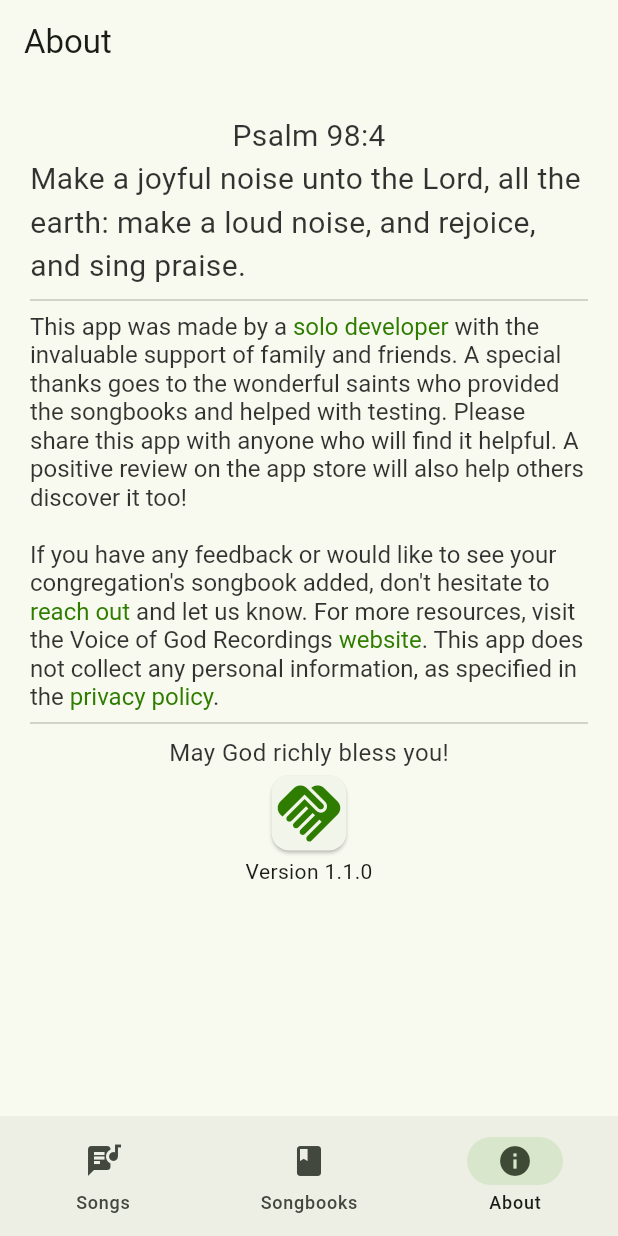
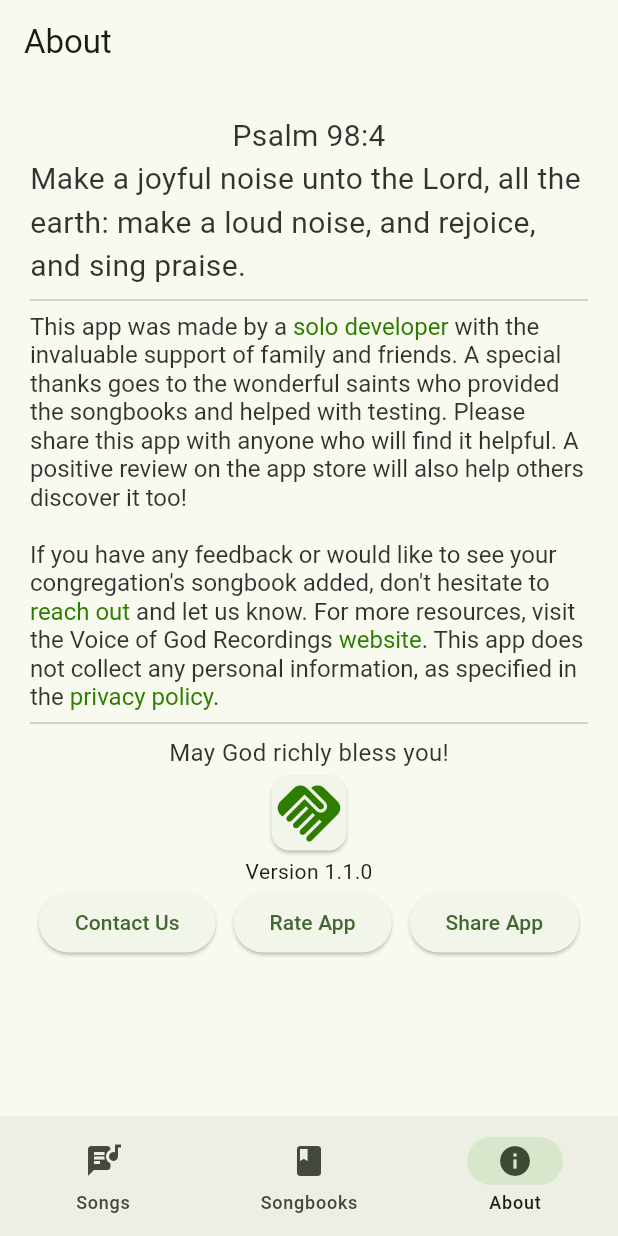
Before and after one commit to NgoniMujuru/believers_songbook, a Flutter app: the screen it shows after launch, item 3 of the bottom bar chosen, on a phone screen of 412 x 824 dp. Run offline on Flutter 3.47's test engine with Material 2 defaults, Android fonts, the phone set to English and light mode, and no system bars; our stand-ins replace csv, firebase_core, in_app_review, shared_preferences; missing offline and left inert: alphabet_scroll_view, fuzzywuzzy; accounts and stored records are empty.

Commit message:
feat: contact us + in app reviews

```diff
--- a/lib/about.dart
+++ b/lib/about.dart
@@ -4,9 +4,11 @@ import 'package:flutter/material.dart';
 import 'package:provider/provider.dart';
 import 'package:url_launcher/url_launcher_string.dart';
 import 'styles.dart';
+import 'package:in_app_review/in_app_review.dart';
 
 class AboutPage extends StatelessWidget {
-  const AboutPage({super.key});
+  AboutPage({super.key});
+  final InAppReview _inAppReview = InAppReview.instance;
 
   @override
   Widget build(BuildContext context) {
@@ -81,18 +83,7 @@ class AboutPage extends StatelessWidget {
                       TextSpan(
                         text: 'reach out',
                         style: Styles.link,
-                        recognizer: TapGestureRecognizer()
-                          ..onTap = () async {
-                            String emailUrl = "mailto:songbookforbelievers@gmail.com";
-                            if (await canLaunchUrlString(emailUrl)) {
-                              await launchUrlString(emailUrl);
-                            } else {
-                              createDialog(
-                                  context,
-                                  'Email App Could Not Be Opened Automatically',
-                                  'You can use the following email address: songbookforbelievers@gmail.com');
-                            }
-                          },
+                        recognizer: TapGestureRecognizer()..onTap = () async {},
                       ),
                       TextSpan(
                         text:
@@ -158,6 +149,35 @@ class AboutPage extends StatelessWidget {
                             Icon(Icons.handshake, color: Styles.themeColor, size: 50.0)),
                     const Text(
                       'Version 1.1.0',
+                    ),
+                    Row(
+                      mainAxisAlignment: MainAxisAlignment.spaceAround,
+                      children: [
+                        ElevatedButton(
+                          onPressed: () {
+                            contactUs(context);
+                          },
+                          child: const Text('Contact Us'),
+                        ),
+                        ElevatedButton(
+                          onPressed: () async {
+                            try {
+                              if (await _inAppReview.isAvailable()) {
+                                _inAppReview.requestReview();
+                              } else {
+                                manualReview(context);
+                              }
+                            } catch (e) {
+                              manualReview(context);
+                            }
+                          },
+                          child: const Text('Rate App'),
+                        ),
+                        ElevatedButton(
+                          onPressed: () {},
+                          child: const Text('Share App'),
+                        ),
+                      ],
                     )
                   ],
                 )),
@@ -187,4 +207,27 @@ class AboutPage extends StatelessWidget {
           );
         });
   }
+
+  contactUs(context) async {
+    String emailUrl = "mailto:songbookforbelievers@gmail.com";
+    if (await canLaunchUrlString(emailUrl)) {
+      await launchUrlString(emailUrl);
+    } else {
+      createDialog(context, 'Email App Could Not Be Opened Automatically',
+          'You can use the following email address: songbookforbelievers@gmail.com');
+    }
+  }
+
+  manualReview(context) async {
+    bool isIOS = Theme.of(context).platform == TargetPlatform.iOS;
+    String url = isIOS
+        ? "https://apps.apple.com/app/songbook-for-believers/id1667531237"
+        : "https://play.google.com/store/apps/details?id=com.ngonimujuru.songbook_for_believers";
+    if (await canLaunchUrlString(url)) {
+      await launchUrlString(url);
+    } else {
+      createDialog(context, 'App Store Could Not Be Launched Automatically',
+          'Visit website by copying the following url into your browser app: $url');
+    }
+  }
 }
--- a/lib/app_pages.dart
+++ b/lib/app_pages.dart
@@ -11,8 +11,8 @@ class AppPages extends StatelessWidget {
 
   static final List<Widget> _widgetOptions = <Widget>[
     const Songs(),
-    SongBooks(),
-    const AboutPage(),
+    const SongBooks(),
+    AboutPage(),
   ];
 
   @override
--- a/lib/songs.dart
+++ b/lib/songs.dart
@@ -177,7 +177,7 @@ class _SongsState extends State<Songs> {
     return Scaffold(
       appBar: AppBar(
           title: const Text('Songs'),
-          shadowColor: Styles.themeColor,
+          // shadowColor: Styles.themeColor,
           scrolledUnderElevation: 4,
           actions: <Widget>[
             IconButton(
--- a/pubspec.yaml
+++ b/pubspec.yaml
@@ -46,6 +46,7 @@ dependencies:
   shared_preferences: ^2.0.16
   url_launcher: ^6.1.7
   flutter_launcher_icons: ^0.11.0
+  in_app_review: ^2.0.6
 
 flutter_icons:
   image_path: "assets/icon.png"
```
Also changed, not shown: pubspec.lock, 1 other file.
